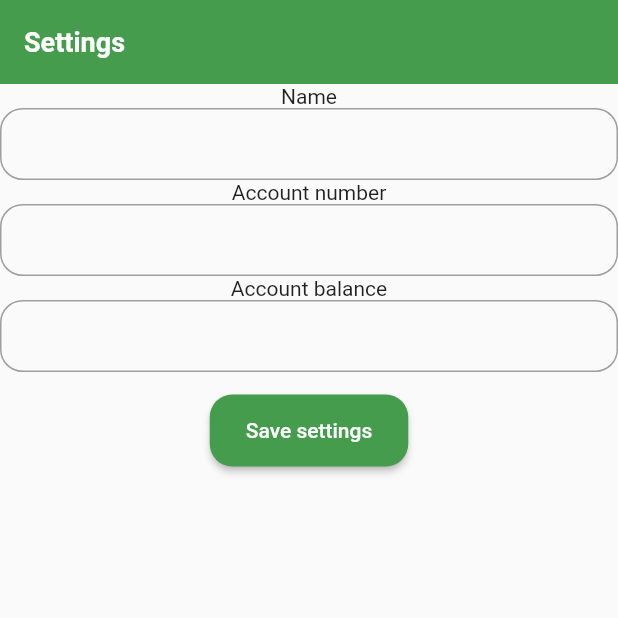
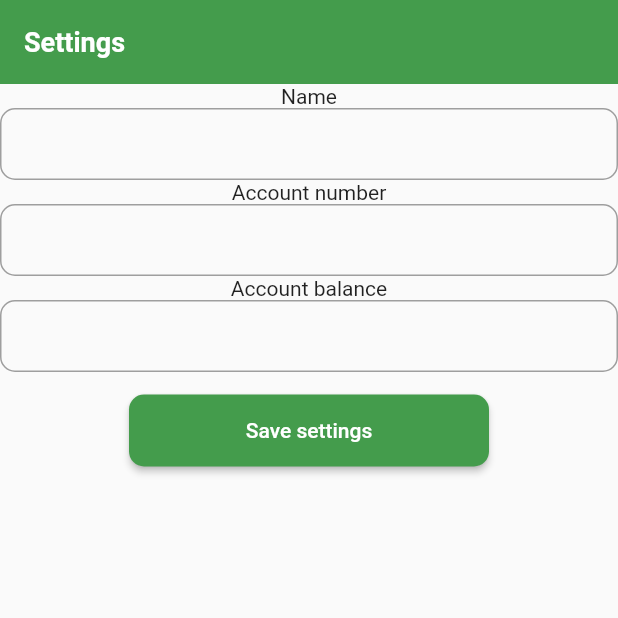
Before and after one commit to marcellocamara/InternetBanking, a Flutter app: the screen it shows after launch, on a phone screen of 412 x 824 dp, the top half of it. Run offline on Flutter 3.47's test engine with Material 2 defaults, Android fonts, the light colour scheme and no system bars; our stand-ins replace flutter_bloc.

Commit message:
refactor: app theme button width and border radius

```diff
--- a/lib/app/app.theme.dart
+++ b/lib/app/app.theme.dart
@@ -33,18 +33,19 @@ abstract class AppTheme {
   static ButtonThemeData get _buttonTheme {
     return ButtonThemeData(
       height: 48,
+      minWidth: 240,
       textTheme: ButtonTextTheme.primary,
       buttonColor: _primaryColor,
       disabledColor: Colors.grey[400],
       shape: RoundedRectangleBorder(
-        borderRadius: BorderRadius.circular(15),
+        borderRadius: BorderRadius.circular(10),
       ),
     );
   }
 
   static InputDecorationTheme get _inputDecorationTheme {
     var outlineInputBorder = OutlineInputBorder(
-      borderRadius: BorderRadius.circular(15),
+      borderRadius: BorderRadius.circular(10),
       borderSide: const BorderSide(color: Colors.grey),
     );
     return InputDecorationTheme(
@@ -54,12 +55,10 @@ abstract class AppTheme {
       contentPadding: const EdgeInsets.only(
         right: 5,
         left: 15,
-        top: 10,
-        bottom: 10,
       ),
       enabledBorder: outlineInputBorder,
       disabledBorder: OutlineInputBorder(
-        borderRadius: BorderRadius.circular(15),
+        borderRadius: BorderRadius.circular(10),
         borderSide: BorderSide(color: Colors.grey[400]),
       ),
       focusColor: _primaryColor,
```
